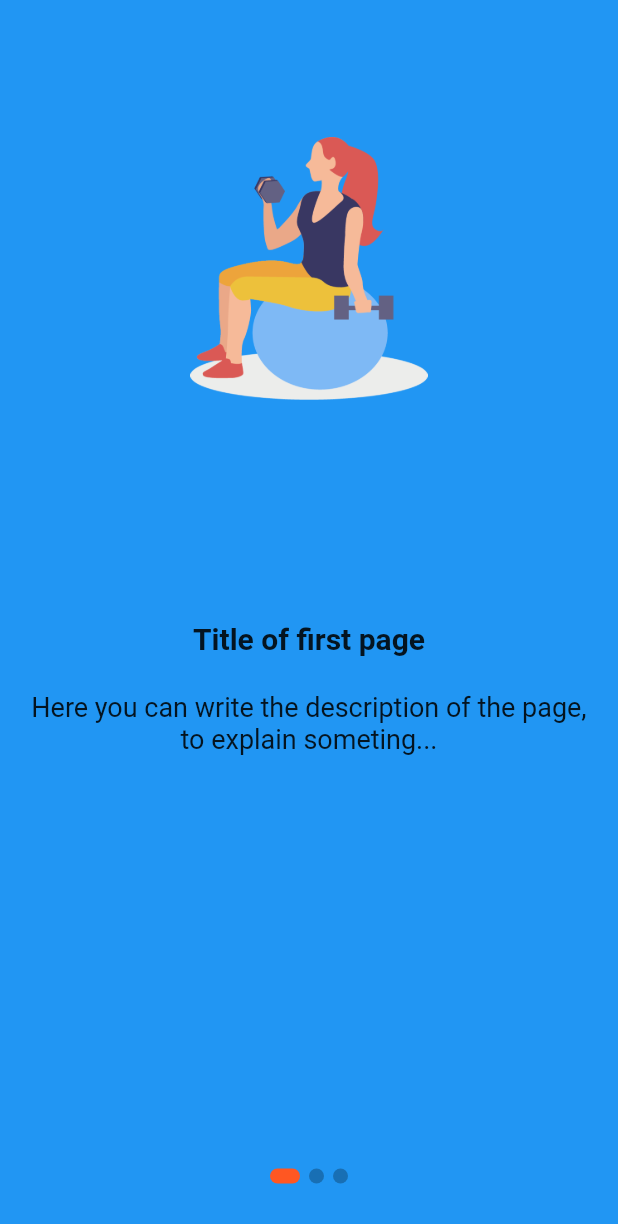
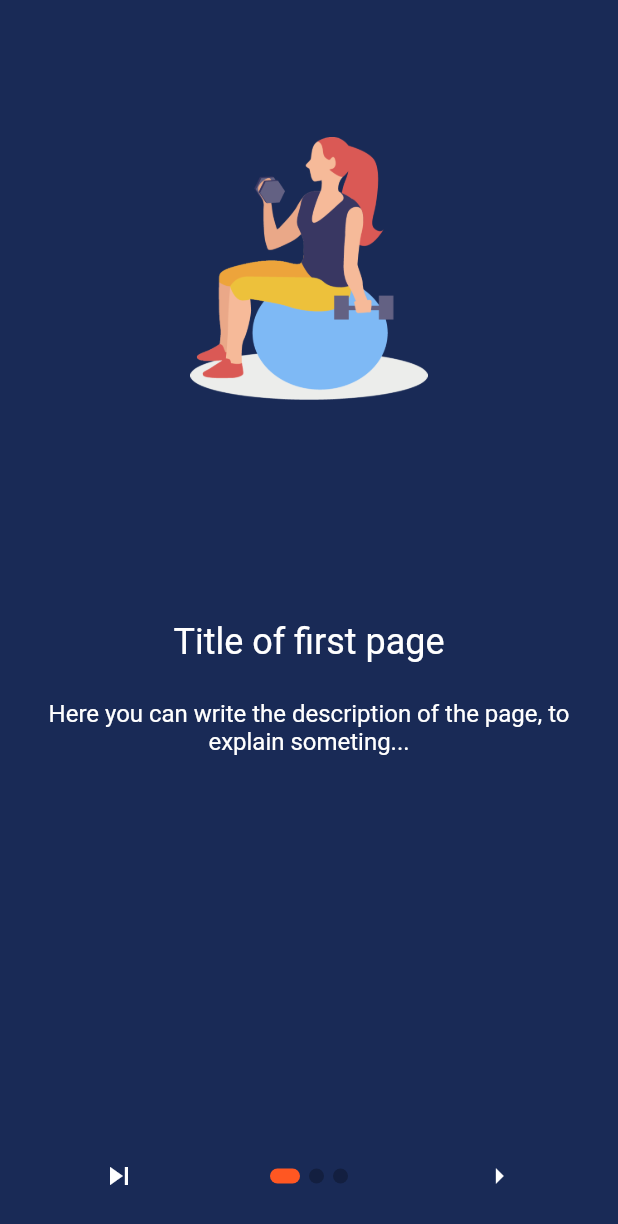
Before and after one commit to EhsanTgv/FitnessApp_Training, a Flutter app: the screen it shows after launch, on a phone screen of 412 x 824 dp. Shown: the top 1224 px of the screen. Run offline on Flutter 3.47's test engine with Material 2 defaults, Android fonts, the phone set to English and light mode, and no system bars; drawn by our look-alikes of introduction_screen.

Commit message:
OnboardingScreen add some decoration

```diff
--- a/lib/screens/onboarding_screen.dart
+++ b/lib/screens/onboarding_screen.dart
@@ -16,7 +16,15 @@
           "Here you can write the description of the page, to explain someting...",
       image: Center(child: Image.asset("assets/screen1.png", height: 175.0)),
       decoration: const PageDecoration(
-        pageColor: Colors.blue,
+        pageColor: Color(0xFF192A56),
+        bodyTextStyle: TextStyle(
+          color: Colors.white,
+          fontSize: 16,
+        ),
+        titleTextStyle: TextStyle(
+          color: Colors.white,
+          fontSize: 24,
+        ),
       ),
     ),
     PageViewModel(
@@ -25,7 +33,15 @@
           "Here you can write the description of the page, to explain someting...",
       image: Center(child: Image.asset("assets/screen2.png", height: 175.0)),
       decoration: const PageDecoration(
-        pageColor: Colors.blue,
+        pageColor: Color(0xFF192A56),
+        bodyTextStyle: TextStyle(
+          color: Colors.white,
+          fontSize: 16,
+        ),
+        titleTextStyle: TextStyle(
+          color: Colors.white,
+          fontSize: 24,
+        ),
       ),
     ),
     PageViewModel(
@@ -34,7 +50,15 @@
           "Here you can write the description of the page, to explain someting...",
       image: Center(child: Image.asset("assets/screen3.png", height: 175.0)),
       decoration: const PageDecoration(
-        pageColor: Colors.blue,
+        pageColor: Color(0xFF192A56),
+        bodyTextStyle: TextStyle(
+          color: Colors.white,
+          fontSize: 16,
+        ),
+        titleTextStyle: TextStyle(
+          color: Colors.white,
+          fontSize: 24,
+        ),
       ),
     ),
   ];
@@ -51,9 +75,16 @@
           // You can also override onSkip callback
         },
         showSkipButton: true,
-        skip: Icon(Icons.skip_next),
-        next: Icon(Icons.arrow_right),
-        done: const Text("Done", style: TextStyle(fontWeight: FontWeight.w600)),
+        skip: Icon(
+          Icons.skip_next,
+          color: Colors.white,
+        ),
+        next: Icon(
+          Icons.arrow_right,
+          color: Colors.white,
+        ),
+        done: const Text("Done",
+            style: TextStyle(fontWeight: FontWeight.w600, color: Colors.white)),
         dotsDecorator: DotsDecorator(
             size: const Size.square(10.0),
             activeSize: const Size(20.0, 10.0),
```
